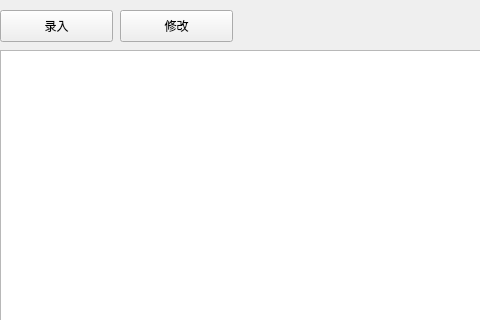
The window that View/buy/ui/ui_normal_buy_query.ui (zgj0607/Py-store) describes before a commit, drawn with Qt 5; both pictures show x 0 to 480 and y 0 to 320 of the 953 by 602 pixel window.
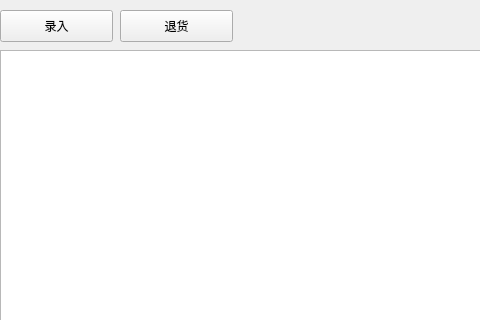
The same window after the commit.

Commit message: 完成普通进货录入、退货录入、销负录入功能

Patch:
```diff
--- a/View/buy/ui/ui_normal_buy_query.ui
+++ b/View/buy/ui/ui_normal_buy_query.ui
@@ -36,7 +36,7 @@
     </rect>
    </property>
    <property name="text">
-    <string>修改</string>
+    <string>退货</string>
    </property>
   </widget>
   <widget class="QTableView" name="stocktableView">
```
Left out of the diff: 24 changed lines with no effect on the pictures. The commit also changes 127 other files.
